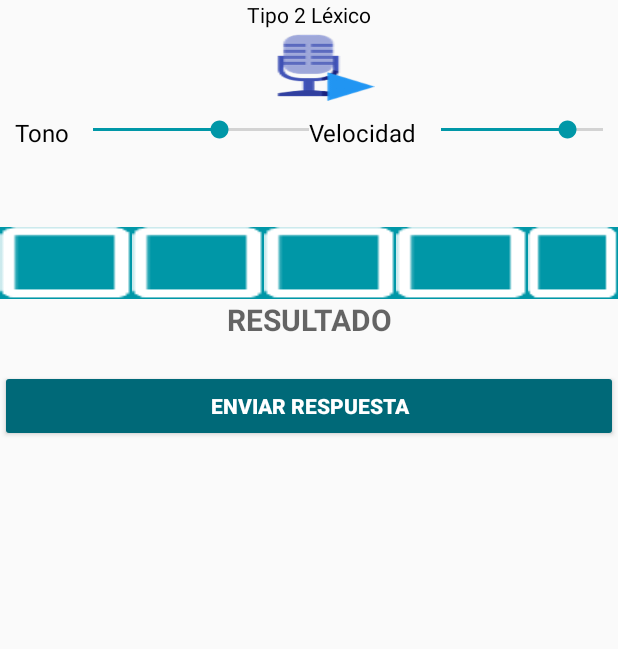
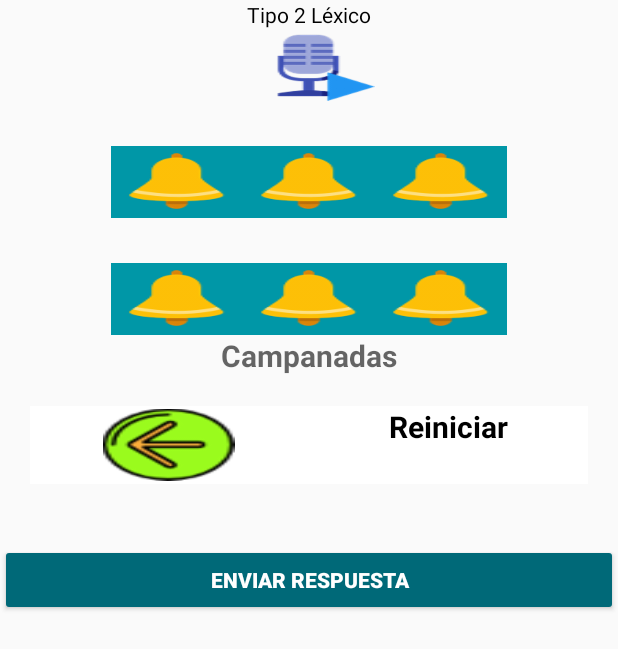
Before and after one commit to maurocabor521/DconfoProject_060819, an Android app: the layout fragment_tipo2_estudiante.xml on its own in the app's theme, with its tools: preview values and no code run, on a phone screen of 412 x 824 dp. Shown: the top 649 px of the screen. Run offline under Robolectric (Android 15) with nearby library versions, the phone set to English and light mode, and no system bars; network calls fail.

Commit message:
commit 060819

```diff
--- a/app/src/main/res/layout/fragment_tipo2_estudiante.xml
+++ b/app/src/main/res/layout/fragment_tipo2_estudiante.xml
@@ -75,7 +75,8 @@
             android:layout_width="match_parent"
             android:layout_height="wrap_content"
             android:orientation="horizontal"
-            android:padding="10sp">
+            android:padding="10sp"
+            android:visibility="gone">
 
             <LinearLayout
                 android:layout_width="match_parent"
@@ -135,31 +136,47 @@
                 android:id="@+id/btn_estudiante_tipo2_casilla1"
                 android:layout_width="wrap_content"
                 android:layout_height="wrap_content"
-                android:background="@drawable/ic_square_30dp" />
+                android:background="@drawable/bell_96px" />
 
             <Button
                 android:id="@+id/btn_estudiante_tipo2_casilla2"
                 android:layout_width="wrap_content"
                 android:layout_height="wrap_content"
-                android:background="@drawable/ic_square_30dp" />
+                android:background="@drawable/bell_96px" />
 
             <Button
                 android:id="@+id/btn_estudiante_tipo2_casilla3"
                 android:layout_width="wrap_content"
                 android:layout_height="wrap_content"
-                android:background="@drawable/ic_square_30dp" />
+                android:background="@drawable/bell_96px" />
 
+
+        </LinearLayout>
+
+        <LinearLayout
+
+            android:layout_width="wrap_content"
+            android:layout_height="wrap_content"
+            android:layout_gravity="center"
+            android:layout_marginTop="30dp"
+            android:background="@color/colorAccent"
+            android:orientation="horizontal">
             <Button
                 android:id="@+id/btn_estudiante_tipo2_casilla4"
                 android:layout_width="wrap_content"
                 android:layout_height="wrap_content"
-                android:background="@drawable/ic_square_30dp" />
+                android:background="@drawable/bell_96px" />
 
             <Button
                 android:id="@+id/btn_estudiante_tipo2_casilla5"
                 android:layout_width="wrap_content"
                 android:layout_height="wrap_content"
-                android:background="@drawable/ic_square_30dp" />
+                android:background="@drawable/bell_96px" />
+            <Button
+                android:id="@+id/btn_estudiante_tipo2_casilla6"
+                android:layout_width="wrap_content"
+                android:layout_height="wrap_content"
+                android:background="@drawable/bell_96px" />
         </LinearLayout>
 
         <TextView
@@ -167,9 +184,44 @@
             android:layout_width="match_parent"
             android:layout_height="wrap_content"
             android:gravity="center_horizontal"
-            android:hint="RESULTADO"
+            android:hint="Campanadas"
             android:textSize="20dp"
             android:textStyle="bold" />
+
+        <LinearLayout
+            android:layout_width="match_parent"
+            android:layout_height="wrap_content"
+            android:layout_margin="20dp"
+            android:background="@color/editTextColorWhite"
+            android:orientation="horizontal">
+
+            <LinearLayout
+                android:layout_width="match_parent"
+                android:layout_height="wrap_content"
+                android:layout_weight="1"
+                android:gravity="center"
+                android:layout_margin="2dp">
+
+                <Button
+                    android:id="@+id/btn_estudiante_restart_lex2"
+                    android:layout_width="wrap_content"
+                    android:layout_height="wrap_content"
+                    android:layout_gravity="right"
+                    android:background="@drawable/restart_64px"
+                    android:visibility="visible" />
+            </LinearLayout>
+
+
+            <TextView
+                android:layout_width="match_parent"
+                android:layout_height="wrap_content"
+                android:layout_weight="1"
+                android:gravity="center"
+                android:text="Reiniciar"
+                android:textSize="20dp"
+                android:textStyle="bold" />
+
+        </LinearLayout>
 
         <Button
             android:id="@+id/btn_estudiante_tipo2_enviar_respuesta"
```
Also changed, not shown: app/src/main/java/com/example/asus/dconfo_app/presentation/view/fragment/Estudiante/Tipo2EstudianteFragment.java (+43 -5 lines).
